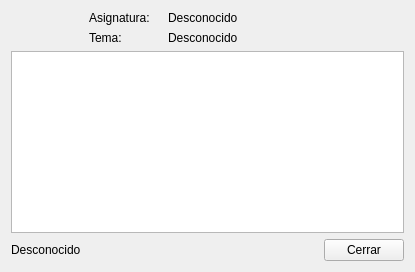
Qt form resultadosform.ui (FLiamTech/askme) before a commit.
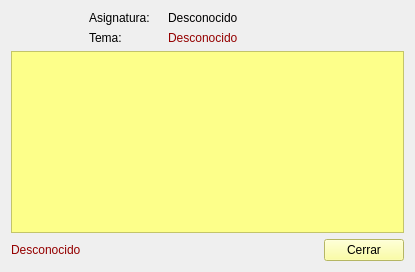
The same form after that commit.

```diff
--- a/resultadosform.ui
+++ b/resultadosform.ui
@@ -15,7 +15,11 @@
   </property>
   <layout class="QGridLayout" name="gridLayout">
    <item row="4" column="0" colspan="5">
-    <widget class="QTableWidget" name="tblResultados"/>
+    <widget class="QTableWidget" name="tblResultados">
+     <property name="styleSheet">
+      <string notr="true">background-color: rgb(253, 255, 138);</string>
+     </property>
+    </widget>
    </item>
    <item row="2" column="1">
     <widget class="QLabel" name="label_3">
@@ -26,6 +30,11 @@
    </item>
    <item row="5" column="4">
     <widget class="QPushButton" name="btnCerrar">
+     <property name="styleSheet">
+      <string notr="true">background-color: rgb(253, 255, 138);
+font: 700 9pt &quot;Segoe UI&quot;;
+color: rgb(0, 0, 0);</string>
+     </property>
      <property name="text">
       <string>Cerrar</string>
      </property>
@@ -47,6 +56,10 @@
    </item>
    <item row="2" column="2">
     <widget class="QLabel" name="lblTema">
+     <property name="styleSheet">
+      <string notr="true">font: 700 9pt &quot;Segoe UI&quot;;
+color: rgb(148, 0, 0);</string>
+     </property>
      <property name="text">
       <string>Desconocido</string>
      </property>
@@ -54,6 +67,10 @@
    </item>
    <item row="5" column="0">
     <widget class="QLabel" name="lblScore">
+     <property name="styleSheet">
+      <string notr="true">font: 700 italic 9pt &quot;Segoe UI&quot;;
+color: rgb(148, 0, 0);</string>
+     </property>
      <property name="text">
       <string>Desconocido</string>
      </property>
```
